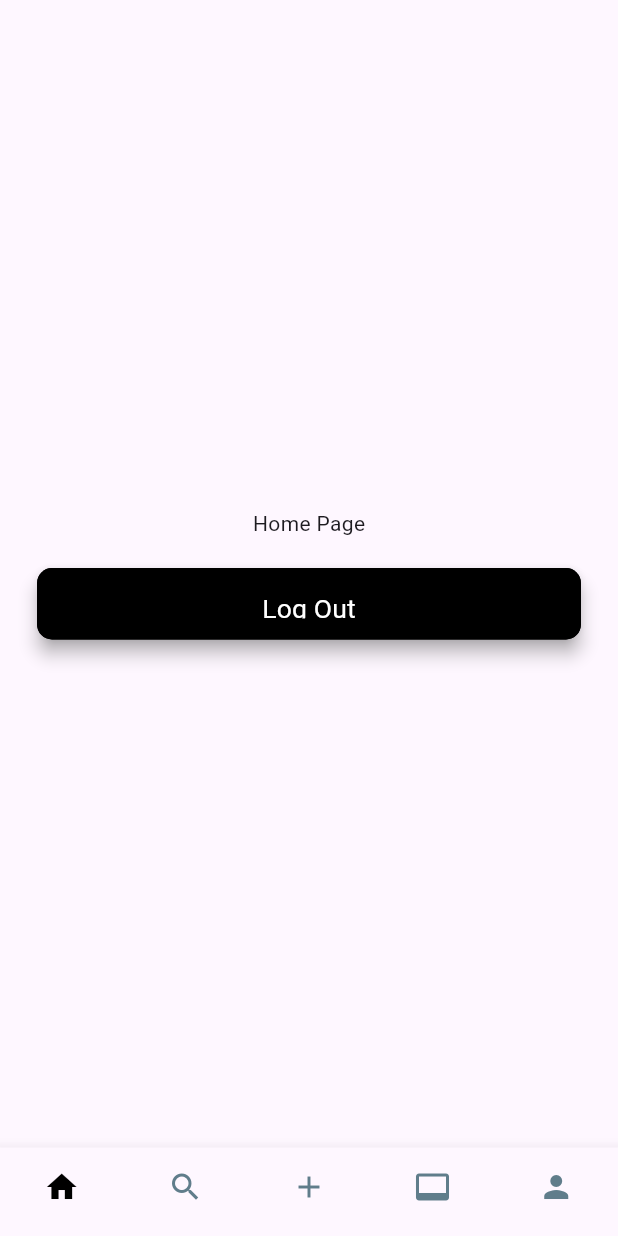
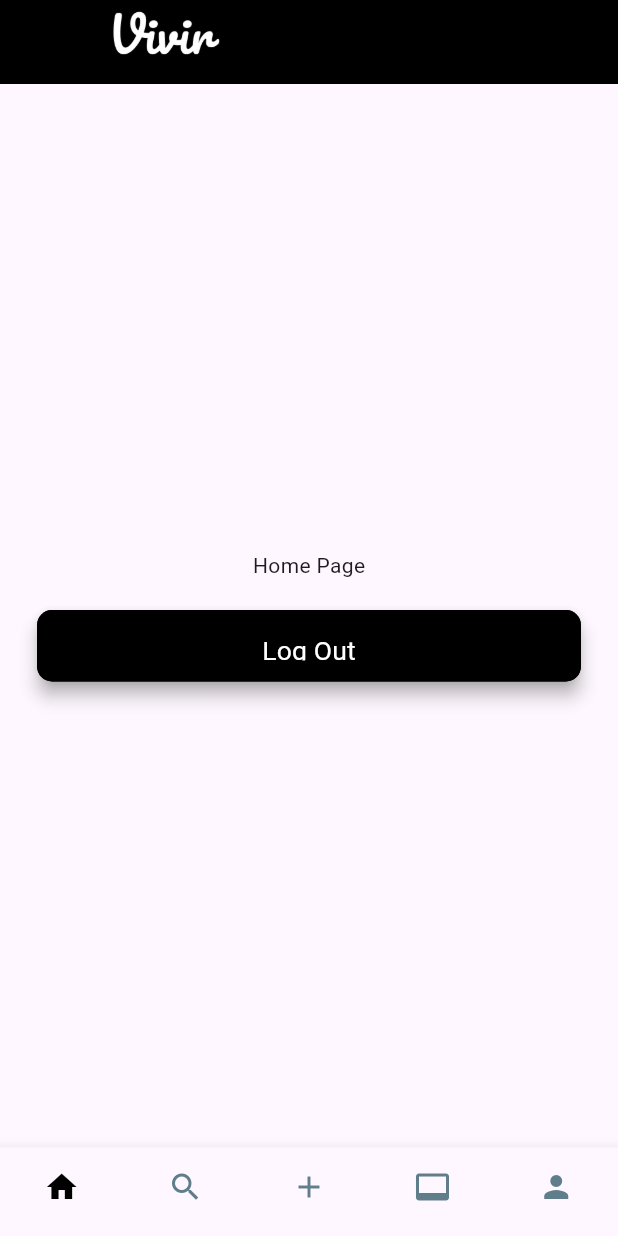
Before and after one commit to RuhmaAnwar/flutter-instagram-clone, a Flutter app: the screen it shows once a user with an empty profile is signed in, on a phone screen of 412 x 824 dp. Run offline on Flutter 3.47's test engine with Material 3 defaults, Android fonts, the phone set to English and light mode, and no system bars; our stand-ins replace camera, cloud_firestore, firebase_auth, firebase_core, image_picker, permission_handler and 1 more; accounts and stored records are empty.

```diff
--- a/lib/main_home_screen.dart
+++ b/lib/main_home_screen.dart
@@ -31,6 +31,15 @@ class _MainHomeScreenState extends State<MainHomeScreen> {
   @override
   Widget build(BuildContext context) {
     return Scaffold(
+      appBar: AppBar(
+      backgroundColor: Colors.black,
+      title: Image.asset(
+        'lib/assets/images/vivir_icon.png',
+        height: 60, // adjust as needed
+        color: Colors.white,
+      ),
+    ),
+
       body: widgetOptions.elementAt(_selectedIndex),
       bottomNavigationBar: BottomNavigationBar(
       showSelectedLabels: false, // Hide selected labels
```
Lines whose indentation alone changed are shown as unchanged.
